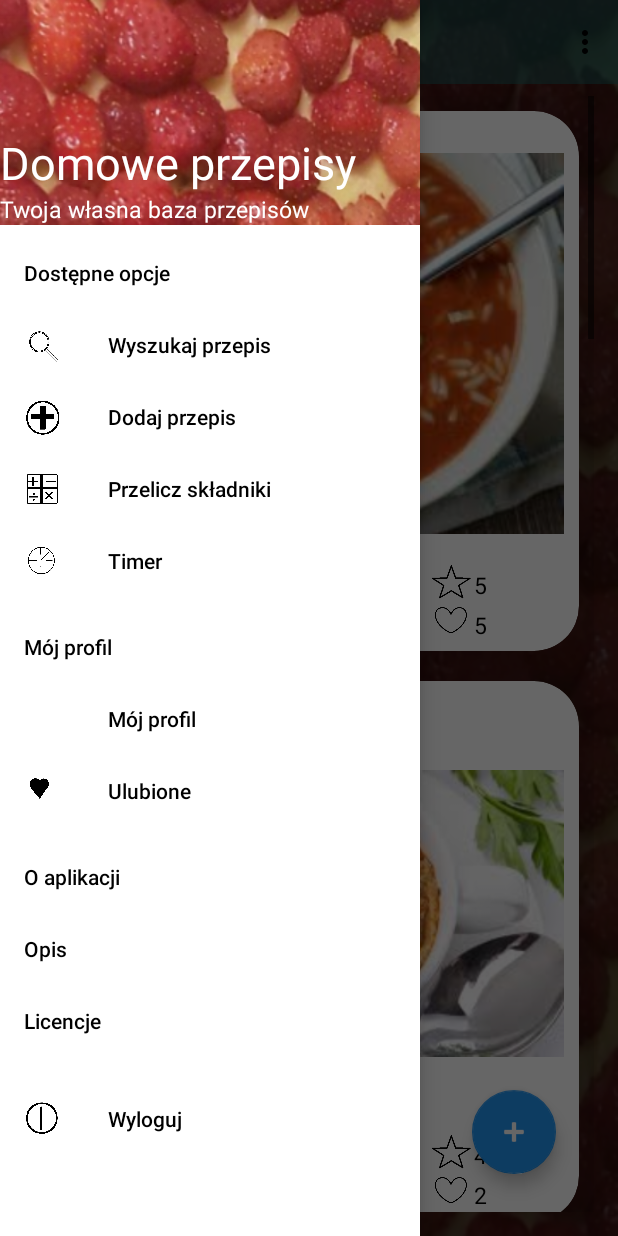
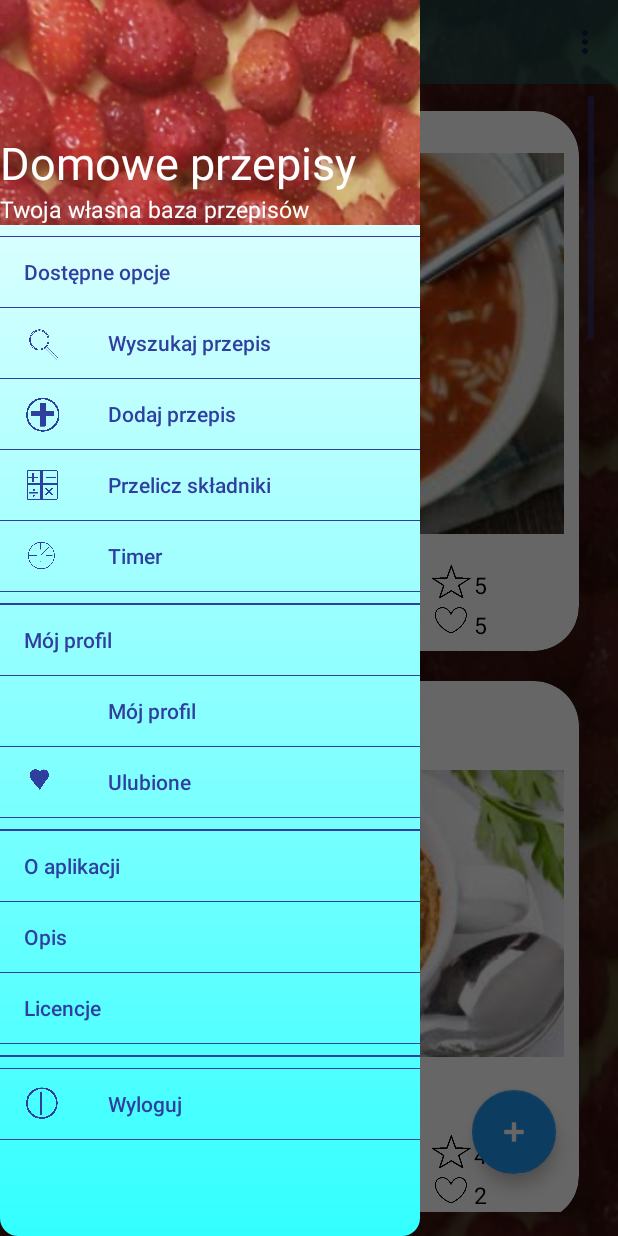
Before and after one commit to HelAsia/MojePrzepisy, an Android app: the MainRegisteredActivity screen opened directly, with no data from a screen before it, with the side drawer open, on a phone screen of 412 x 824 dp. Run offline under Robolectric (Android 15) with nearby library versions, the phone set to English and light mode, and no system bars.

Commit message:
Changed style of drawer menu

```diff
--- a/mobile/app/src/main/java/com/moje/przepisy/mojeprzepisy/MainNoRegisteredActivity.java
+++ b/mobile/app/src/main/java/com/moje/przepisy/mojeprzepisy/MainNoRegisteredActivity.java
@@ -111,10 +111,10 @@ public class MainNoRegisteredActivity extends AppCompatActivity {
     recyclerView.setLayoutManager(new LinearLayoutManager(this));
 
   }
-
+/*
   public void doSmoothScroll(int position) {
     recyclerView.smoothScrollToPosition(position);
-  }
+  }*/
 
   public void initCards() {
     for (int i = 0; i < 9; i++) {
--- a/mobile/app/src/main/java/com/moje/przepisy/mojeprzepisy/MainRegisteredActivity.java
+++ b/mobile/app/src/main/java/com/moje/przepisy/mojeprzepisy/MainRegisteredActivity.java
@@ -5,12 +5,14 @@ import android.content.Intent;
 import android.content.res.TypedArray;
 import android.graphics.BitmapFactory;
 import android.support.annotation.NonNull;
+import android.support.design.internal.NavigationMenuView;
 import android.support.design.widget.NavigationView;
 import android.support.v4.view.GravityCompat;
 import android.support.v4.widget.DrawerLayout;
 import android.support.v7.app.ActionBar;
 import android.support.v7.app.AppCompatActivity;
 import android.os.Bundle;
+import android.support.v7.widget.DividerItemDecoration;
 import android.support.v7.widget.LinearLayoutManager;
 import android.support.v7.widget.RecyclerView;
 import android.support.v7.widget.Toolbar;
@@ -68,6 +70,8 @@ public class MainRegisteredActivity extends AppCompatActivity {
     );
 
     NavigationView navigationView = (NavigationView) findViewById(R.id.nav_view);
+    NavigationMenuView navMenuView = (NavigationMenuView) navigationView.getChildAt(0);
+    navMenuView.addItemDecoration(new DividerItemDecoration(MainRegisteredActivity.this,DividerItemDecoration.VERTICAL));
     navigationView.setNavigationItemSelectedListener(
         new NavigationView.OnNavigationItemSelectedListener() {
           @Override
--- a/mobile/app/src/main/res/drawable/divider.xml
+++ b/mobile/app/src/main/res/drawable/divider.xml
@@ -1,7 +1,8 @@
 <?xml version="1.0" encoding="utf-8"?>
-<shape xmlns:android="http://schemas.android.com/apk/res/android"
+<shape
+  xmlns:android="http://schemas.android.com/apk/res/android"
   android:shape="rectangle">
-  <stroke
-    android:width="1dp"
-    android:color="@color/black"/>
+  <size
+    android:height="1dp"/>
+  <solid android:color="@color/black" />
 </shape>
--- a/mobile/app/src/main/res/layout-v21/activity_main_registered.xml
+++ b/mobile/app/src/main/res/layout-v21/activity_main_registered.xml
@@ -26,8 +26,8 @@
 
   <android.support.design.widget.NavigationView
     android:id="@+id/nav_view"
-    android:background="@color/white"
-    app:itemTextColor="@color/black"
+    android:background="@drawable/background_gradient"
+    app:itemTextColor="@color/colorPrimaryDark"
     android:layout_width="wrap_content"
     android:layout_height="match_parent"
     android:layout_gravity="start"
--- a/mobile/app/src/main/res/layout/activity_main_no_registered.xml
+++ b/mobile/app/src/main/res/layout/activity_main_no_registered.xml
@@ -19,7 +19,8 @@
       android:layout_gravity="start"
       android:fitsSystemWindows="true"
       app:menu="@menu/drawer_no_registered"
-      app:headerLayout="@layout/drawer_header"/>
+      app:headerLayout="@layout/drawer_header"
+      android:scrollbars="vertical"/>
 
     <FrameLayout
       android:id="@+id/content_frame"
--- a/mobile/app/src/main/res/menu/drawer_registered.xml
+++ b/mobile/app/src/main/res/menu/drawer_registered.xml
@@ -1,10 +1,11 @@
 <?xml version="1.0" encoding="utf-8"?>
 <menu xmlns:android="http://schemas.android.com/apk/res/android">
+
+  <item android:title="@string/available_option">
+    <menu>
       <group
         android:id="@+id/menu_group_one"
         android:checkableBehavior="single">
-    <item android:title="@string/available_option">
-     <menu>
         <item
           android:id="@+id/search_nav"
           android:icon="@drawable/search"
@@ -21,15 +22,15 @@
           android:id="@+id/timer_nav"
           android:icon="@drawable/timer"
           android:title="@string/timer"/>
+       </group>
      </menu>
   </item>
-  </group>
 
+  <item android:title="@string/my_profile">
+    <menu>
       <group
         android:id="@+id/my_profile_group"
         android:checkableBehavior="single">
-    <item android:title="@string/my_profile">
-      <menu>
           <item
             android:id="@+id/my_profile_nav"
             android:title="@string/my_profile"/>
@@ -37,24 +38,29 @@
             android:id="@+id/favorites_nav"
             android:icon="@drawable/favorites"
             android:title="@string/favorites"/>
+      </group>
     </menu>
   </item>
-  </group>
 
-  <group android:checkableBehavior="single">
   <item android:title="@string/about_app">
     <menu>
+      <group
+        android:id="@+id/about_app_group"
+        android:checkableBehavior="single">
         <item
           android:id="@+id/about_app_nav"
           android:title="@string/description"/>
         <item
           android:id="@+id/licences_nav"
           android:title="@string/licences"/>
+      </group>
     </menu>
   </item>
-  </group>
 
-  <group android:checkableBehavior="single">
+
+  <group
+    android:id="@+id/logout_group"
+    android:checkableBehavior="single">
     <item
       android:id="@+id/logout_nav"
       android:icon="@drawable/turnoff"
--- a/mobile/app/src/main/res/values/themes.xml
+++ b/mobile/app/src/main/res/values/themes.xml
@@ -4,7 +4,10 @@
     <item name="colorAccent">@color/blue</item>
     <item name="android:itemBackground">@color/lime</item>
     <item name="android:textColor">@color/black</item>
-    <item name="android:textColorSecondary">@color/black</item>
+    <item name="android:textColorSecondary">@color/colorPrimaryDark</item>
+    <item name="android:divider">@color/black</item>
+    <item name="android:dividerHeight">3dp</item>
+    <item name="android:listDivider">@color/colorPrimaryDark</item>
   </style>
 
 
```
Also changed, not shown: mobile/app/src/main/res/layout/activity_main_registered.xml (indentation only). Lines whose indentation alone changed are shown as unchanged.
